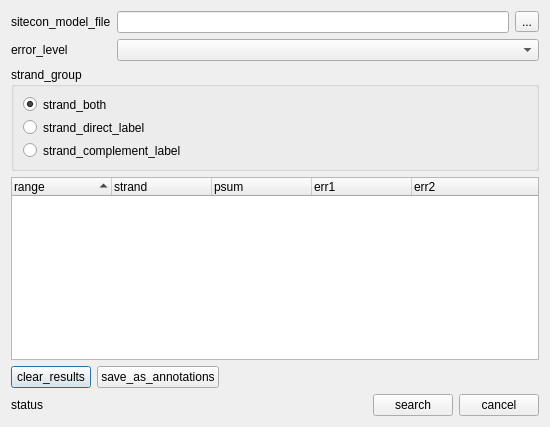
This is src/plugins_3rdparty/sitecon/src/ui/SiteconSearchDialog.ui in violethaze74/ugene as Qt 5 draws it before an edit. The edited form follows.
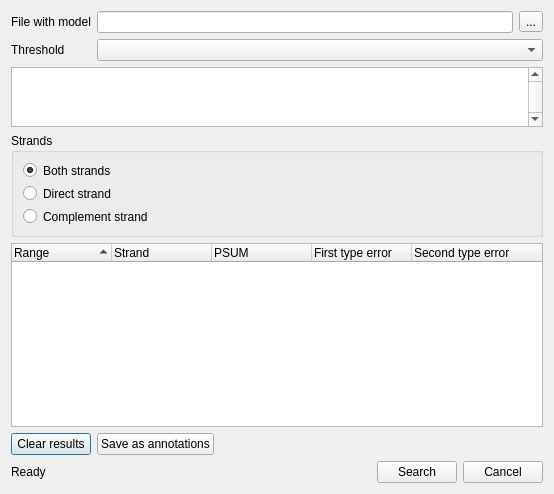
This is the edited form.

Commit message: Fix for UGENE-532 (translations of the Sitecon dialogs and descriptions of the Sitecon models)

Diff of the .ui file:
```diff
--- a/src/plugins_3rdparty/sitecon/src/ui/SiteconSearchDialog.ui
+++ b/src/plugins_3rdparty/sitecon/src/ui/SiteconSearchDialog.ui
@@ -7,19 +7,19 @@
     <x>0</x>
     <y>0</y>
     <width>550</width>
-    <height>427</height>
+    <height>494</height>
    </rect>
   </property>
   <property name="windowTitle">
    <string>sitecon_search_title</string>
   </property>
-  <layout class="QVBoxLayout" name="verticalLayout_3">
-   <item>
+  <layout class="QGridLayout" name="gridLayout_2">
+   <item row="0" column="0">
     <layout class="QGridLayout" name="gridLayout">
      <item row="0" column="0">
       <widget class="QLabel" name="label">
        <property name="text">
-        <string>sitecon_model_file</string>
+        <string>File with model</string>
        </property>
       </widget>
      </item>
@@ -43,7 +43,7 @@
         <string>min_err_tip</string>
        </property>
        <property name="text">
-        <string>error_level</string>
+        <string>Threshold</string>
        </property>
       </widget>
      </item>
@@ -62,7 +62,32 @@
      </item>
     </layout>
    </item>
-   <item>
+   <item row="1" column="0">
+    <widget class="QTextEdit" name="descTextEdit">
+     <property name="sizePolicy">
+      <sizepolicy hsizetype="Expanding" vsizetype="Fixed">
+       <horstretch>0</horstretch>
+       <verstretch>60</verstretch>
+      </sizepolicy>
+     </property>
+     <property name="minimumSize">
+      <size>
+       <width>532</width>
+       <height>60</height>
+      </size>
+     </property>
+     <property name="verticalScrollBarPolicy">
+      <enum>Qt::ScrollBarAlwaysOn</enum>
+     </property>
+     <property name="horizontalScrollBarPolicy">
+      <enum>Qt::ScrollBarAlwaysOff</enum>
+     </property>
+     <property name="readOnly">
+      <bool>true</bool>
+     </property>
+    </widget>
+   </item>
+   <item row="2" column="0">
     <layout class="QHBoxLayout" name="horizontalLayout_8" stretch="1,1">
      <property name="spacing">
       <number>6</number>
@@ -85,13 +110,13 @@
         </size>
        </property>
        <property name="title">
-        <string>strand_group</string>
+        <string>Strands</string>
        </property>
        <layout class="QVBoxLayout" name="verticalLayout_2">
         <item>
          <widget class="QRadioButton" name="rbBoth">
           <property name="text">
-           <string>strand_both</string>
+           <string>Both strands</string>
           </property>
           <property name="iconSize">
            <size>
@@ -113,7 +138,7 @@
            <string>strand_direct_wit</string>
           </property>
           <property name="text">
-           <string>strand_direct_label</string>
+           <string>Direct strand</string>
           </property>
           <property name="iconSize">
            <size>
@@ -138,7 +163,7 @@
            <string>strand_complement_wit</string>
           </property>
           <property name="text">
-           <string>strand_complement_label</string>
+           <string>Complement strand</string>
           </property>
           <property name="iconSize">
            <size>
@@ -163,7 +188,7 @@
      </item>
     </layout>
    </item>
-   <item>
+   <item row="3" column="0">
     <widget class="QTreeWidget" name="resultsTree">
      <property name="rootIsDecorated">
       <bool>false</bool>
@@ -173,44 +198,44 @@
      </property>
      <column>
       <property name="text">
-       <string>range</string>
+       <string>Range</string>
       </property>
      </column>
      <column>
       <property name="text">
-       <string>strand</string>
+       <string>Strand</string>
       </property>
      </column>
      <column>
       <property name="text">
-       <string>psum</string>
+       <string>PSUM</string>
       </property>
      </column>
      <column>
       <property name="text">
-       <string>err1</string>
+       <string>First type error</string>
       </property>
      </column>
      <column>
       <property name="text">
-       <string>err2</string>
+       <string>Second type error</string>
       </property>
      </column>
     </widget>
    </item>
-   <item>
+   <item row="4" column="0">
     <layout class="QHBoxLayout" name="horizontalLayout_3">
      <item>
       <widget class="QPushButton" name="pbClear">
        <property name="text">
-        <string>clear_results</string>
+        <string>Clear results</string>
        </property>
       </widget>
      </item>
      <item>
       <widget class="QPushButton" name="pbSaveAnnotations">
        <property name="text">
-        <string>save_as_annotations</string>
+        <string>Save as annotations</string>
        </property>
       </widget>
      </item>
@@ -229,12 +254,12 @@
      </item>
     </layout>
    </item>
-   <item>
+   <item row="5" column="0">
     <layout class="QHBoxLayout" name="horizontalLayout_7">
      <item>
       <widget class="QLabel" name="statusLabel">
        <property name="text">
-        <string>status</string>
+        <string>Ready</string>
        </property>
       </widget>
      </item>
@@ -254,14 +279,14 @@
      <item>
       <widget class="QPushButton" name="pbSearch">
        <property name="text">
-        <string>search</string>
+        <string>Search</string>
        </property>
       </widget>
      </item>
      <item>
       <widget class="QPushButton" name="pbClose">
        <property name="text">
-        <string>cancel</string>
+        <string>Cancel</string>
        </property>
       </widget>
      </item>
```
Left out of the diff: 10 changed lines with no effect on the pictures. The commit also changes 105 other files.
